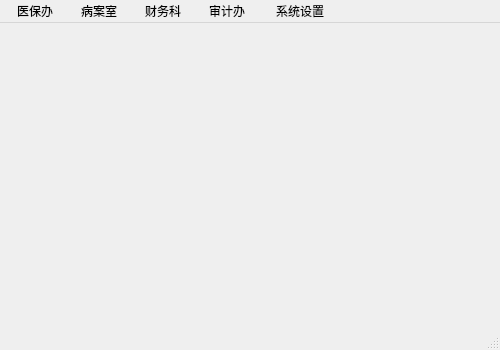
Old version of the form mainwindow.ui in the repository mxdmly/GlassMars.
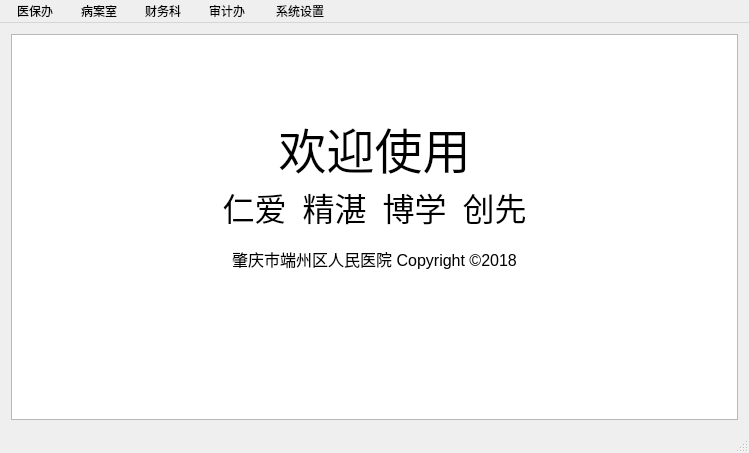
New version of the form. Icons and pictures are not drawn.

The edit to the form file:
```diff
--- a/mainwindow.ui
+++ b/mainwindow.ui
@@ -6,21 +6,41 @@
    <rect>
     <x>0</x>
     <y>0</y>
-    <width>500</width>
-    <height>350</height>
+    <width>749</width>
+    <height>453</height>
    </rect>
   </property>
   <property name="windowTitle">
    <string>MainWindow</string>
   </property>
-  <widget class="QWidget" name="centralWidget"/>
+  <widget class="QWidget" name="centralWidget">
+   <layout class="QGridLayout" name="gridLayout">
+    <item row="0" column="0">
+     <widget class="QTextBrowser" name="textBrowser">
+      <property name="html">
+       <string>&lt;!DOCTYPE HTML PUBLIC &quot;-//W3C//DTD HTML 4.0//EN&quot; &quot;http://www.w3.org/TR/REC-html40/strict.dtd&quot;&gt;
+&lt;html&gt;&lt;head&gt;&lt;meta name=&quot;qrichtext&quot; content=&quot;1&quot; /&gt;&lt;style type=&quot;text/css&quot;&gt;
+p, li { white-space: pre-wrap; }
+&lt;/style&gt;&lt;/head&gt;&lt;body style=&quot; font-family:'SimSun'; font-size:9pt; font-weight:400; font-style:normal;&quot;&gt;
+&lt;p style=&quot; margin-top:12px; margin-bottom:12px; margin-left:0px; margin-right:0px; -qt-block-indent:0; text-indent:0px;&quot;&gt;&lt;span style=&quot; font-size:22pt;&quot;&gt; &lt;/span&gt;&lt;/p&gt;
+&lt;p align=&quot;center&quot; style=&quot; margin-top:0px; margin-bottom:0px; margin-left:0px; margin-right:0px; -qt-block-indent:0; text-indent:0px;&quot;&gt;&lt;img src=&quot;:/png/img/logo_min.png&quot; /&gt;&lt;/p&gt;
+&lt;p align=&quot;center&quot; style=&quot;-qt-paragraph-type:empty; margin-top:0px; margin-bottom:0px; margin-left:0px; margin-right:0px; -qt-block-indent:0; text-indent:0px;&quot;&gt;&lt;br /&gt;&lt;/p&gt;
+&lt;p align=&quot;center&quot; style=&quot; margin-top:0px; margin-bottom:0px; margin-left:0px; margin-right:0px; -qt-block-indent:0; text-indent:0px;&quot;&gt;&lt;span style=&quot; font-size:36pt;&quot;&gt;欢迎使用&lt;/span&gt;&lt;/p&gt;
+&lt;p align=&quot;center&quot; style=&quot; margin-top:0px; margin-bottom:0px; margin-left:0px; margin-right:0px; -qt-block-indent:0; text-indent:0px;&quot;&gt;&lt;span style=&quot; font-size:24pt;&quot;&gt;仁爱	精湛	博学	创先&lt;/span&gt;&lt;/p&gt;
+&lt;p align=&quot;center&quot; style=&quot; margin-top:0px; margin-bottom:0px; margin-left:0px; margin-right:0px; -qt-block-indent:0; text-indent:0px;&quot;&gt;&lt;span style=&quot; font-size:10pt;&quot;&gt; &lt;/span&gt;&lt;/p&gt;
+&lt;p align=&quot;center&quot; style=&quot; margin-top:0px; margin-bottom:0px; margin-left:0px; margin-right:0px; -qt-block-indent:0; text-indent:0px;&quot;&gt;&lt;span style=&quot; font-size:12pt;&quot;&gt;肇庆市端州区人民医院 Copyright ©2018&lt;/span&gt;&lt;/p&gt;&lt;/body&gt;&lt;/html&gt;</string>
+      </property>
+     </widget>
+    </item>
+   </layout>
+  </widget>
   <widget class="QMenuBar" name="menuBar">
    <property name="geometry">
     <rect>
      <x>0</x>
      <y>0</y>
-     <width>500</width>
-     <height>23</height>
+     <width>749</width>
+     <height>17</height>
     </rect>
    </property>
    <widget class="QMenu" name="menu">
```
Left out of the diff: 26 changed lines with no effect on the pictures.
